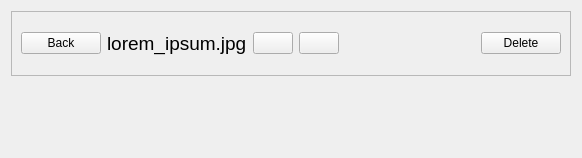
The window that gallery/gallery-desktop/picturewidget.ui (dpetrova/Qt) describes before a commit, drawn with Qt 5.
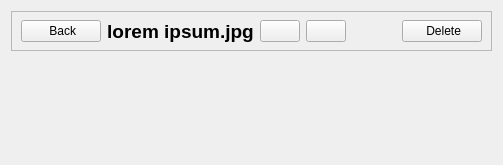
The same window after the commit. Icons and pictures are not drawn.

Commit message: picture widget, main window

```diff
--- a/gallery/gallery-desktop/picturewidget.ui
+++ b/gallery/gallery-desktop/picturewidget.ui
@@ -6,8 +6,8 @@
    <rect>
     <x>0</x>
     <y>0</y>
-    <width>582</width>
-    <height>158</height>
+    <width>480</width>
+    <height>165</height>
    </rect>
   </property>
   <property name="windowTitle">
@@ -16,17 +16,41 @@
   <layout class="QVBoxLayout" name="verticalLayout">
    <item>
     <widget class="QFrame" name="frame">
+     <property name="minimumSize">
+      <size>
+       <width>0</width>
+       <height>40</height>
+      </size>
+     </property>
+     <property name="maximumSize">
+      <size>
+       <width>16777215</width>
+       <height>40</height>
+      </size>
+     </property>
      <property name="frameShape">
       <enum>QFrame::StyledPanel</enum>
      </property>
      <property name="frameShadow">
       <enum>QFrame::Raised</enum>
      </property>
-     <layout class="QHBoxLayout" name="horizontalLayout">
+     <layout class="QHBoxLayout" name="horizontalLayout_2">
+      <property name="topMargin">
+       <number>4</number>
+      </property>
+      <property name="bottomMargin">
+       <number>4</number>
+      </property>
       <item>
        <widget class="QPushButton" name="backButton">
+        <property name="maximumSize">
+         <size>
+          <width>130</width>
+          <height>16777215</height>
+         </size>
+        </property>
         <property name="text">
-         <string>Back</string>
+         <string> Back</string>
         </property>
         <property name="icon">
          <iconset>
@@ -36,19 +60,36 @@
        </widget>
       </item>
       <item>
-       <widget class="QLabel" name="pictureNameLabel">
+       <widget class="QLabel" name="nameLabel">
+        <property name="maximumSize">
+         <size>
+          <width>16777215</width>
+          <height>30</height>
+         </size>
+        </property>
         <property name="font">
          <font>
           <pointsize>14</pointsize>
+          <weight>75</weight>
+          <bold>true</bold>
          </font>
         </property>
         <property name="text">
-         <string>lorem_ipsum.jpg</string>
+         <string>lorem ipsum.jpg</string>
+        </property>
+        <property name="alignment">
+         <set>Qt::AlignCenter</set>
         </property>
        </widget>
       </item>
       <item>
        <widget class="QPushButton" name="previousButton">
+        <property name="maximumSize">
+         <size>
+          <width>50</width>
+          <height>16777215</height>
+         </size>
+        </property>
         <property name="text">
          <string/>
         </property>
@@ -61,6 +102,12 @@
       </item>
       <item>
        <widget class="QPushButton" name="nextButton">
+        <property name="maximumSize">
+         <size>
+          <width>50</width>
+          <height>16777215</height>
+         </size>
+        </property>
         <property name="text">
          <string/>
         </property>
@@ -76,18 +123,27 @@
         <property name="orientation">
          <enum>Qt::Horizontal</enum>
         </property>
+        <property name="sizeType">
+         <enum>QSizePolicy::Fixed</enum>
+        </property>
         <property name="sizeHint" stdset="0">
          <size>
-          <width>165</width>
+          <width>50</width>
           <height>20</height>
          </size>
         </property>
        </spacer>
       </item>
       <item>
-       <widget class="QPushButton" name="deletePictureButton">
+       <widget class="QPushButton" name="deleteButton">
+        <property name="maximumSize">
+         <size>
+          <width>130</width>
+          <height>16777215</height>
+         </size>
+        </property>
         <property name="text">
-         <string>Delete</string>
+         <string> Delete</string>
         </property>
         <property name="icon">
          <iconset>
@@ -104,6 +160,12 @@
      <property name="text">
       <string/>
      </property>
+     <property name="scaledContents">
+      <bool>false</bool>
+     </property>
+     <property name="alignment">
+      <set>Qt::AlignCenter</set>
+     </property>
     </widget>
    </item>
   </layout>
```
Left out of the diff: 28 changed lines with no effect on the pictures. The commit also changes 7 other files.
